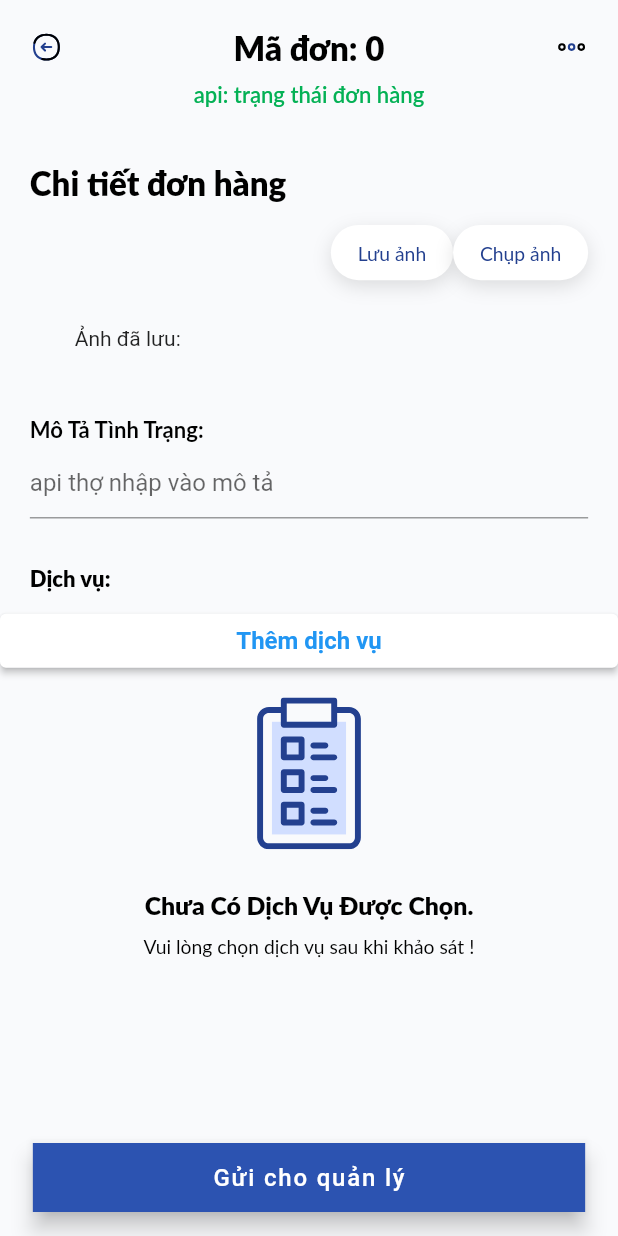
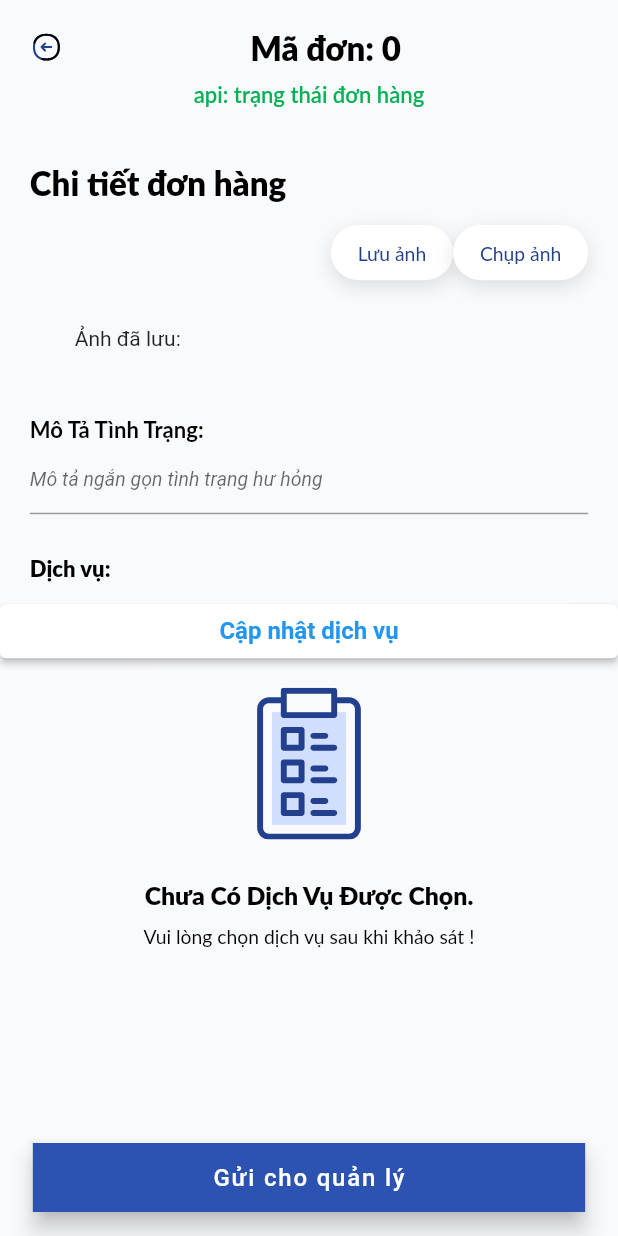
Before and after one commit to COCONUC/FMS_Employee_App, a Flutter app: the DetailEditingScreen screen opened directly with empty values, on a phone screen of 412 x 824 dp. Run offline on Flutter 3.47's test engine with Material 2 defaults, Android fonts, the phone set to English and light mode, and no system bars; our stand-ins replace awesome_dialog, cloud_firestore, dio, firebase_auth, firebase_core, firebase_storage and 7 more; accounts and stored records are empty; Roboto replaces fonts that are missing (Lato); project files that could hold a hidden picture were left out.

Commit message:
Update booking_add_detail_screen.dart

```diff
--- a/lib/screens/order/booking_add_detail_screen.dart
+++ b/lib/screens/order/booking_add_detail_screen.dart
@@ -150,7 +150,7 @@ class _DetailEditingScreenState extends State<DetailEditingScreen> {
                 textColor: Colors.black,
                 fontsize: 24,
                 istext: true,
-                isrightimage: true,
+                isrightimage: false,
                 rightimage: "more.svg",
                 rightFunction: () {})),
         getVerSpace(FetchPixels.getPixelHeight(10)),
@@ -177,7 +177,7 @@ class _DetailEditingScreenState extends State<DetailEditingScreen> {
               backgroundColor: Colors.white,
             ),
               onPressed:  getNewService,
-            child: const Text("Thêm dịch vụ", style: TextStyle(
+              child: const Text("Cập nhật dịch vụ", style: TextStyle(
                   color: Colors.blue,
                 fontSize: 16,
                 fontWeight: FontWeight.w600,
@@ -350,12 +350,10 @@ class _DetailEditingScreenState extends State<DetailEditingScreen> {
             Colors.black,
             fontWeight: FontWeight.bold,
             txtHeight: 1.3),
-        getVerSpace(FetchPixels.getPixelHeight(3)),
         TextFormField(decoration:
-          const InputDecoration(hintText:"api thợ nhập vào mô tả"),
+          const InputDecoration(hintText:"Mô tả ngắn gọn tình trạng hư hỏng", hintStyle: TextStyle(fontSize: 13, fontStyle: FontStyle.italic)),
           controller: descriptionController,
         ),
-        getVerSpace(FetchPixels.getPixelHeight(4)),
       ],
     );
   }
@@ -483,8 +481,8 @@ class _DetailEditingScreenState extends State<DetailEditingScreen> {
                           });
                     },
                     child: getSvgImage("trash.svg",color: Colors.deepOrange,
-                        width: FetchPixels.getPixelHeight(20),
-                        height: FetchPixels.getPixelHeight(20)),
+                        width: FetchPixels.getPixelHeight(25),
+                        height: FetchPixels.getPixelHeight(25)),
                   )
                 ],
               ),
```
Lines whose indentation alone changed are shown as unchanged.
